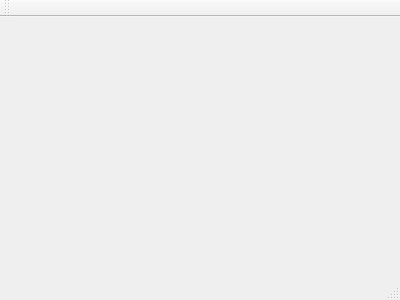
Before: the Qt Designer form mainwindow.ui in cloudmus/cloudmus, drawn with Qt 5.
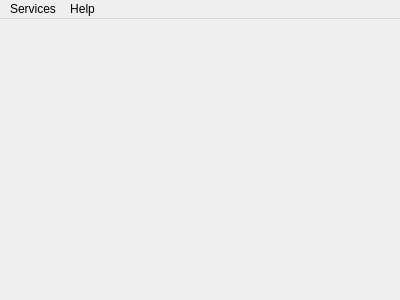
After: the same form once the commit is applied. Icons and pictures are not drawn.

```diff
--- a/mainwindow.ui
+++ b/mainwindow.ui
@@ -18,7 +18,23 @@
     <normaloff>:/icons/images/cloudmus.png</normaloff>:/icons/images/cloudmus.png</iconset>
   </property>
   <widget class="QWidget" name="centralWidget">
-   <layout class="QVBoxLayout" name="verticalLayout"/>
+   <layout class="QVBoxLayout" name="verticalLayout">
+    <property name="spacing">
+     <number>0</number>
+    </property>
+    <property name="leftMargin">
+     <number>0</number>
+    </property>
+    <property name="topMargin">
+     <number>0</number>
+    </property>
+    <property name="rightMargin">
+     <number>0</number>
+    </property>
+    <property name="bottomMargin">
+     <number>0</number>
+    </property>
+   </layout>
   </widget>
   <widget class="QMenuBar" name="menuBar">
    <property name="geometry">
@@ -26,19 +42,28 @@
      <x>0</x>
      <y>0</y>
      <width>400</width>
-     <height>21</height>
+     <height>25</height>
     </rect>
    </property>
+   <widget class="QMenu" name="menuServices">
+    <property name="title">
+     <string>Services</string>
+    </property>
+   </widget>
+   <widget class="QMenu" name="menuHelp">
+    <property name="title">
+     <string>Help</string>
+    </property>
+    <addaction name="actionABout"/>
+   </widget>
+   <addaction name="menuServices"/>
+   <addaction name="menuHelp"/>
   </widget>
-  <widget class="QToolBar" name="mainToolBar">
-   <attribute name="toolBarArea">
-    <enum>TopToolBarArea</enum>
-   </attribute>
-   <attribute name="toolBarBreak">
-    <bool>false</bool>
-   </attribute>
-  </widget>
-  <widget class="QStatusBar" name="statusBar"/>
+  <action name="actionABout">
+   <property name="text">
+    <string>About</string>
+   </property>
+  </action>
  </widget>
  <layoutdefault spacing="6" margin="11"/>
  <resources>
```
Left out of the diff: 2 changed lines with no effect on the pictures.
